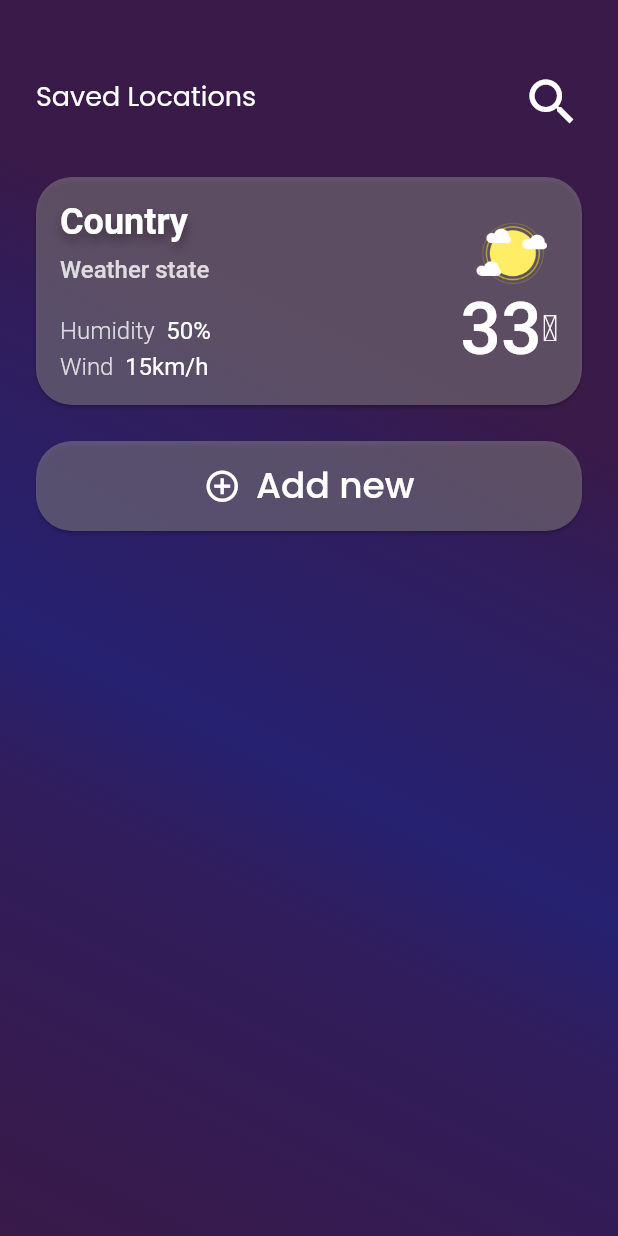
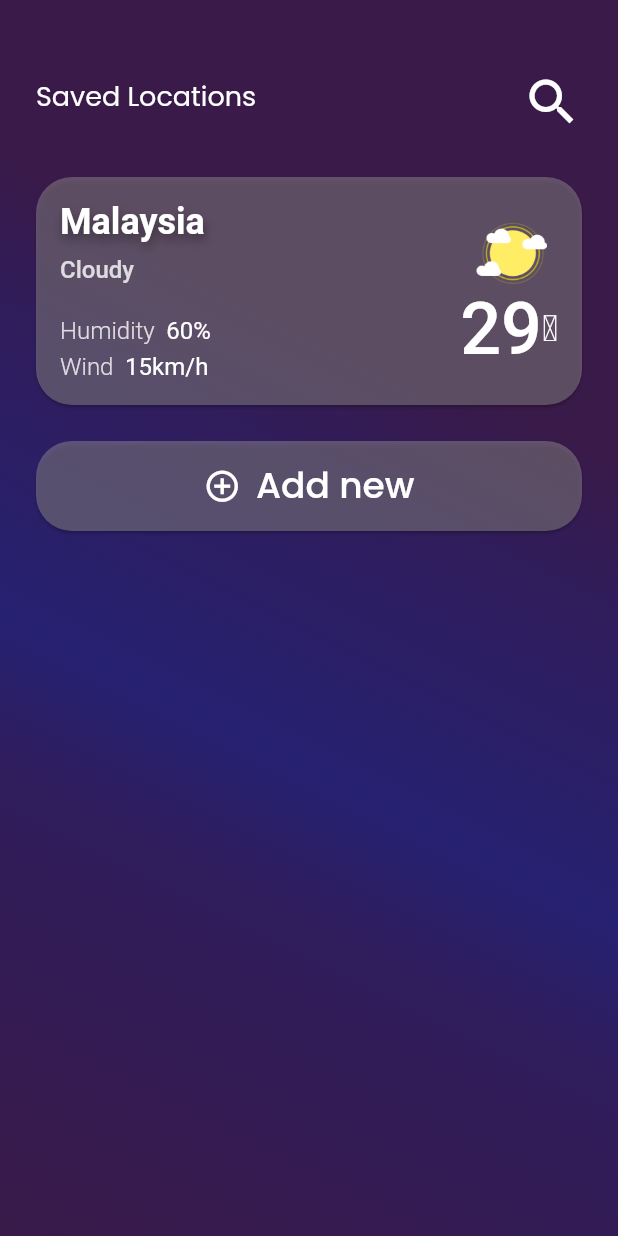
Before and after one commit to LokeJooTuck/weather_application, a Flutter app: the SavedLocationsPage screen opened directly, on a phone screen of 412 x 824 dp. Run offline on Flutter 3.47's test engine with Material 2 defaults, Android fonts, the phone set to English and light mode, and no system bars; our stand-ins replace bloc, country_picker, equatable, flutter_bloc, fluttertoast, geolocator and 4 more; accounts and stored records are empty; statements that could not run were skipped.

Commit message:
Code update

```diff
--- a/lib/data/source/weather_api_provider.dart
+++ b/lib/data/source/weather_api_provider.dart
@@ -54,7 +54,7 @@ class WeatherApiProvider {
   }
 
   Future<List<Weather>> fetchSavedLocationsWeather(
-      List<double> latitude, List<double> longitude, List<String> countryNames) async {
+      {required List<double> latitude, required List<double> longitude, required List<String> countryNames}) async {
     var savedLocationsWeather = <Weather>[];
 
     if (latitude.isNotEmpty && longitude.isNotEmpty) {
--- a/lib/ui/screens/add_location/add_new_location_screen.dart
+++ b/lib/ui/screens/add_location/add_new_location_screen.dart
@@ -1,5 +1,4 @@
 import 'package:flutter/material.dart';
-import 'package:flutter/services.dart';
 import 'package:google_fonts/google_fonts.dart';
 import 'package:weather_application/ui/screens/add_location/widgets/add_new_location_button.dart';
 import 'package:weather_application/ui/screens/add_location/widgets/weather_summary_card.dart';
@@ -78,7 +77,7 @@ class _SavedLocationsPageContentState extends State<SavedLocationsPageContent> {
           const SizedBox(height: 30),
           const WeatherSummaryCard(),
           const SizedBox(height: 24),
-          AddNewLocationButton(),
+          const AddNewLocationButton(),
         ],
       ),
     );
--- a/lib/ui/screens/add_location/widgets/weather_summary_card.dart
+++ b/lib/ui/screens/add_location/widgets/weather_summary_card.dart
@@ -20,7 +20,7 @@ class WeatherSummaryCard extends StatelessWidget {
                 crossAxisAlignment: CrossAxisAlignment.start,
                 children: [
                   Text(
-                    'Country',
+                    'Malaysia',
                     style: Theme.of(context).textTheme.bodyText1?.copyWith(
                       fontSize: 24,
                       fontWeight: FontWeight.w700,
@@ -35,7 +35,7 @@ class WeatherSummaryCard extends StatelessWidget {
                   ),
                   const SizedBox(height: 8),
                   Text(
-                    'Weather state',
+                    'Cloudy',
                     style: Theme.of(context).textTheme.bodyText1?.copyWith(
                           fontSize: 16,
                           fontWeight: FontWeight.w500,
@@ -54,7 +54,7 @@ class WeatherSummaryCard extends StatelessWidget {
                             ),
                       ),
                       Text(
-                        '50%',
+                        '60%',
                         style: Theme.of(context).textTheme.bodyText1?.copyWith(
                               fontSize: 16,
                               fontWeight: FontWeight.w400,
@@ -95,7 +95,7 @@ class WeatherSummaryCard extends StatelessWidget {
                 Row(
                   children: [
                     Text(
-                      '33',
+                      '29',
                       style: Theme.of(context).textTheme.bodyText1?.copyWith(
                             fontSize: 48,
                             fontWeight: FontWeight.w500,
```
